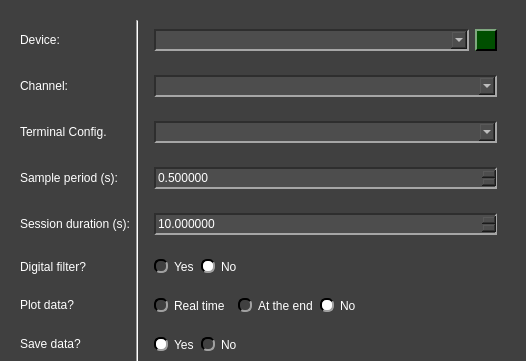
Before: the Qt Designer form pydaq/uis/PyDAQ_get_data_NIDAQ_widget.ui in samirmartins/pydaq, drawn with Qt 5; both pictures show x 0 to 526 and y 0 to 361 of the 526 by 527 pixel window.
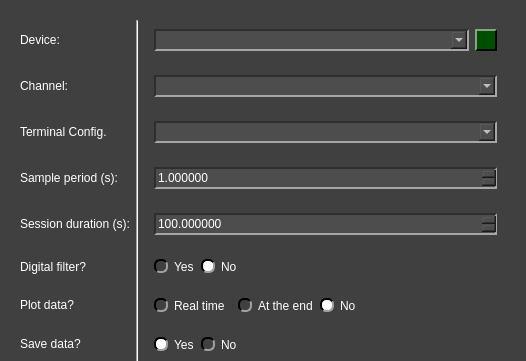
After: the same form once the commit is applied. Icons and pictures are not drawn.

Patch:
```diff
--- a/pydaq/uis/PyDAQ_get_data_NIDAQ_widget.ui
+++ b/pydaq/uis/PyDAQ_get_data_NIDAQ_widget.ui
@@ -376,7 +376,7 @@
             <enum>QAbstractSpinBox::StepType::AdaptiveDecimalStepType</enum>
            </property>
            <property name="value">
-            <double>10.000000000000000</double>
+            <double>100.000000000000000</double>
            </property>
           </widget>
          </item>
@@ -673,7 +673,7 @@
             <enum>QAbstractSpinBox::StepType::AdaptiveDecimalStepType</enum>
            </property>
            <property name="value">
-            <double>0.500000000000000</double>
+            <double>1.000000000000000</double>
            </property>
           </widget>
          </item>
```
Left out of the diff: 2 changed lines with no effect on the pictures.
